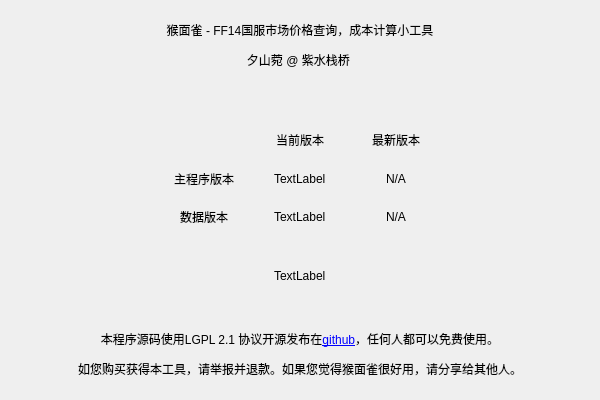
First picture: the form in check_update.ui, repository NagaResst/Paissa, before the edit.
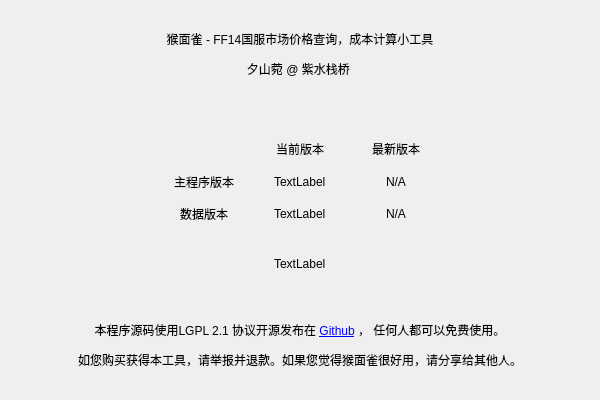
Second picture: the form after the edit.

The edit to the form file:
```diff
--- a/check_update.ui
+++ b/check_update.ui
@@ -26,7 +26,7 @@
    <string>关于 - 猴面雀</string>
   </property>
   <widget class="QWidget" name="centralwidget">
-   <layout class="QGridLayout" name="gridLayout_2" rowstretch="2,0,1,3,2,2,0">
+   <layout class="QGridLayout" name="gridLayout_2" rowstretch="3,0,1,3,2,3">
     <item row="4" column="0">
      <layout class="QVBoxLayout" name="verticalLayout">
       <item alignment="Qt::AlignHCenter">
@@ -55,7 +55,7 @@
       <item>
        <widget class="QLabel" name="label_8">
         <property name="text">
-         <string>&lt;html&gt;&lt;head/&gt;&lt;body&gt;&lt;p align=&quot;center&quot;&gt;本程序源码使用LGPL 2.1 协议开源发布在&lt;a href=&quot;https://github.com/NagaResst/Paissa&quot;&gt;&lt;span style=&quot; text-decoration: underline; color:#0000ff;&quot;&gt;github&lt;/span&gt;&lt;/a&gt;，任何人都可以免费使用。&lt;/p&gt;&lt;p align=&quot;center&quot;&gt;如您购买获得本工具，请举报并退款。如果您觉得猴面雀很好用，请分享给其他人。&lt;/p&gt;&lt;/body&gt;&lt;/html&gt;</string>
+         <string>&lt;html&gt;&lt;head/&gt;&lt;body&gt;&lt;p align=&quot;center&quot;&gt;本程序源码使用LGPL 2.1 协议开源发布在 &lt;a href=&quot;https://github.com/NagaResst/Paissa&quot;&gt;&lt;span style=&quot; text-decoration: underline; color:#0000ff;&quot;&gt;Github&lt;/span&gt;&lt;/a&gt; ， 任何人都可以免费使用。&lt;/p&gt;&lt;p align=&quot;center&quot;&gt;如您购买获得本工具，请举报并退款。如果您觉得猴面雀很好用，请分享给其他人。&lt;/p&gt;&lt;/body&gt;&lt;/html&gt;</string>
         </property>
        </widget>
       </item>
```
